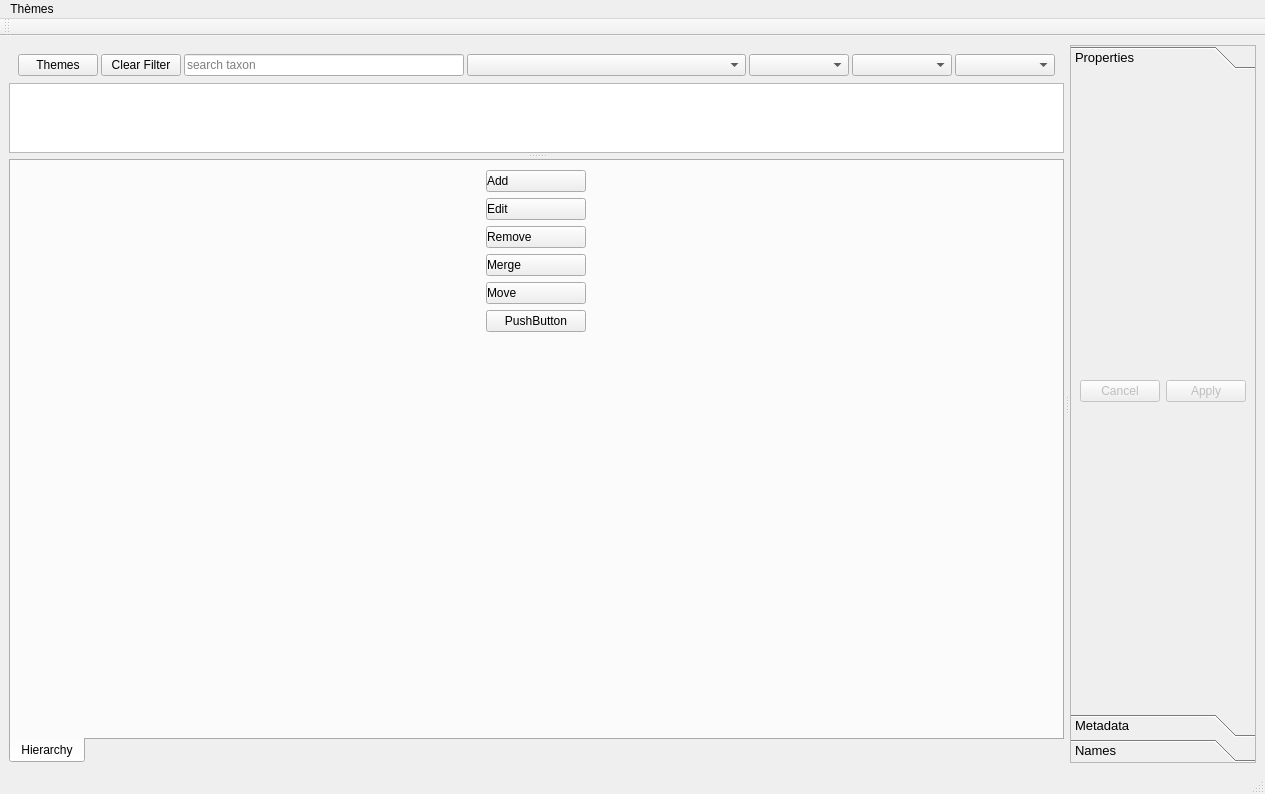
First picture: the form in ui/taxanames.ui, repository PhilippeBko/taxa_occ, before the edit.
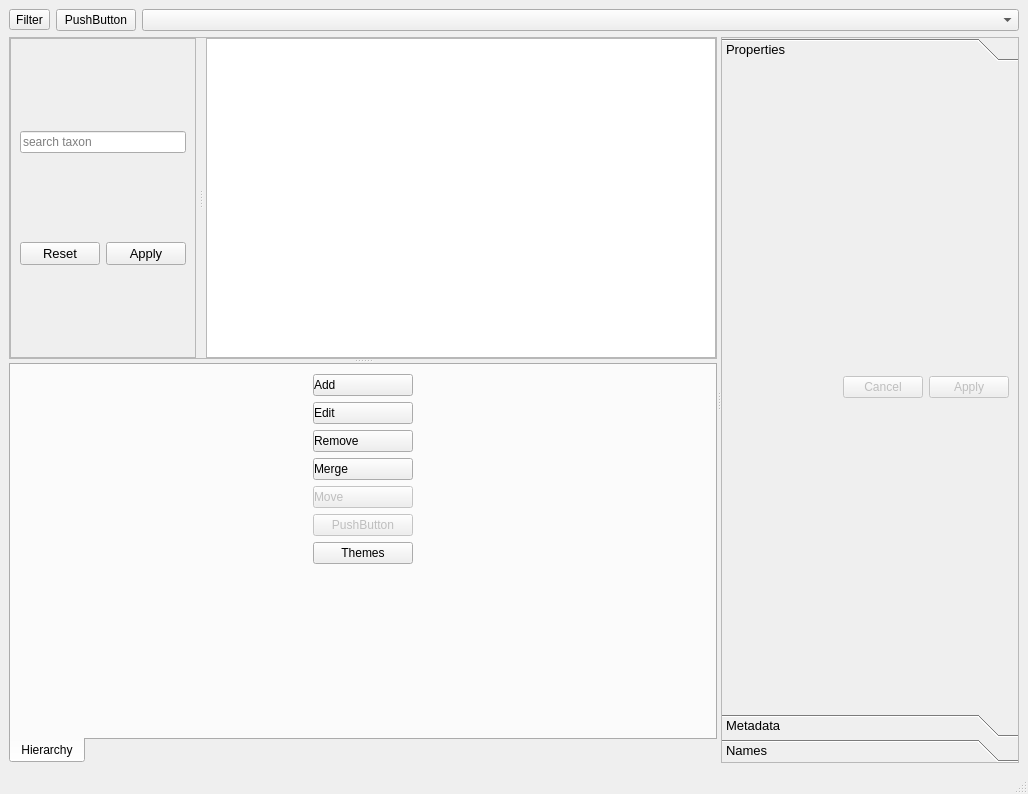
Second picture: the form after the edit. Icons and pictures are not drawn.

Commit message: Redesign taxaname

Diff of the .ui file:
```diff
--- a/ui/taxanames.ui
+++ b/ui/taxanames.ui
@@ -6,7 +6,7 @@
    <rect>
     <x>0</x>
     <y>0</y>
-    <width>1265</width>
+    <width>1028</width>
     <height>794</height>
    </rect>
   </property>
@@ -43,133 +43,26 @@
     </size>
    </property>
    <layout class="QGridLayout" name="gridLayout">
-    <item row="1" column="0">
-     <widget class="QSplitter" name="splitter_2">
-      <property name="sizePolicy">
-       <sizepolicy hsizetype="Expanding" vsizetype="Preferred">
-        <horstretch>0</horstretch>
-        <verstretch>0</verstretch>
-       </sizepolicy>
-      </property>
-      <property name="orientation">
-       <enum>Qt::Horizontal</enum>
-      </property>
-      <property name="handleWidth">
-       <number>6</number>
-      </property>
-      <widget class="QSplitter" name="splitter">
-       <property name="sizePolicy">
-        <sizepolicy hsizetype="Preferred" vsizetype="Expanding">
-         <horstretch>1</horstretch>
-         <verstretch>0</verstretch>
-        </sizepolicy>
-       </property>
-       <property name="orientation">
-        <enum>Qt::Vertical</enum>
-       </property>
-       <property name="handleWidth">
-        <number>6</number>
-       </property>
-       <widget class="QWidget" name="horizontalLayoutWidget">
-        <layout class="QVBoxLayout" name="verticalLayout">
+    <item row="0" column="0">
+     <layout class="QHBoxLayout" name="horizontalLayout">
          <item>
-          <widget class="QFrame" name="frame">
-           <property name="sizePolicy">
-            <sizepolicy hsizetype="Preferred" vsizetype="Fixed">
-             <horstretch>0</horstretch>
-             <verstretch>0</verstretch>
-            </sizepolicy>
-           </property>
-           <layout class="QGridLayout" name="gridLayout_3" columnstretch="0,0,0,0,0,0,0">
-            <property name="sizeConstraint">
-             <enum>QLayout::SetMinimumSize</enum>
-            </property>
-            <property name="bottomMargin">
-             <number>1</number>
-            </property>
-            <property name="spacing">
-             <number>3</number>
-            </property>
-            <item row="0" column="5">
-             <widget class="QComboBox" name="combo_status">
-              <property name="sizePolicy">
-               <sizepolicy hsizetype="Preferred" vsizetype="Fixed">
-                <horstretch>0</horstretch>
-                <verstretch>0</verstretch>
-               </sizepolicy>
-              </property>
-              <property name="minimumSize">
-               <size>
-                <width>100</width>
-                <height>0</height>
-               </size>
-              </property>
-             </widget>
-            </item>
-            <item row="0" column="6">
-             <widget class="QComboBox" name="combo_habit">
-              <property name="sizePolicy">
-               <sizepolicy hsizetype="Preferred" vsizetype="Fixed">
-                <horstretch>0</horstretch>
-                <verstretch>0</verstretch>
-               </sizepolicy>
-              </property>
-              <property name="minimumSize">
-               <size>
-                <width>100</width>
-                <height>0</height>
-               </size>
-              </property>
-             </widget>
-            </item>
-            <item row="0" column="1">
-             <widget class="QPushButton" name="button_clean">
-              <property name="sizePolicy">
-               <sizepolicy hsizetype="Minimum" vsizetype="Fixed">
-                <horstretch>0</horstretch>
-                <verstretch>0</verstretch>
-               </sizepolicy>
-              </property>
-              <property name="maximumSize">
-               <size>
-                <width>16777215</width>
-                <height>16777215</height>
-               </size>
-              </property>
-              <property name="focusPolicy">
-               <enum>Qt::StrongFocus</enum>
-              </property>
-              <property name="autoFillBackground">
-               <bool>false</bool>
-              </property>
+       <widget class="QToolButton" name="toolButton">
               <property name="text">
-               <string>Clear Filter</string>
+         <string>Filter</string>
               </property>
               <property name="checkable">
-               <bool>false</bool>
-              </property>
-              <property name="checked">
-               <bool>false</bool>
-              </property>
-             </widget>
-            </item>
-            <item row="0" column="4">
-             <widget class="QComboBox" name="combo_rank">
-              <property name="sizePolicy">
-               <sizepolicy hsizetype="Preferred" vsizetype="Fixed">
-                <horstretch>0</horstretch>
-                <verstretch>0</verstretch>
-               </sizepolicy>
-              </property>
-              <property name="minimumSize">
-               <size>
-                <width>100</width>
-                <height>0</height>
-               </size>
-              </property>
-             </widget>
-            </item>
-            <item row="0" column="3">
+         <bool>true</bool>
+        </property>
+       </widget>
+      </item>
+      <item>
+       <widget class="QPushButton" name="group_button">
+        <property name="text">
+         <string>PushButton</string>
+        </property>
+       </widget>
+      </item>
+      <item>
              <widget class="QComboBox" name="combo_taxa">
               <property name="sizePolicy">
                <sizepolicy hsizetype="Expanding" vsizetype="Fixed">
@@ -194,144 +87,112 @@
               </property>
              </widget>
             </item>
-            <item row="0" column="2">
-             <widget class="QLineEdit" name="lineEdit_search">
+     </layout>
+    </item>
+    <item row="2" column="0">
+     <widget class="QSplitter" name="splitter_3">
+      <property name="orientation">
+       <enum>Qt::Horizontal</enum>
+      </property>
+      <widget class="QSplitter" name="splitter_2">
+       <property name="orientation">
+        <enum>Qt::Vertical</enum>
+       </property>
+       <widget class="QSplitter" name="splitter">
               <property name="sizePolicy">
-               <sizepolicy hsizetype="Expanding" vsizetype="Fixed">
-                <horstretch>0</horstretch>
+         <sizepolicy hsizetype="Preferred" vsizetype="Preferred">
+          <horstretch>1</horstretch>
                 <verstretch>0</verstretch>
                </sizepolicy>
+        </property>
+        <property name="frameShape">
+         <enum>QFrame::StyledPanel</enum>
+        </property>
+        <property name="orientation">
+         <enum>Qt::Horizontal</enum>
+        </property>
+        <property name="opaqueResize">
+         <bool>true</bool>
+        </property>
+        <property name="handleWidth">
+         <number>10</number>
+        </property>
+        <widget class="QFrame" name="frame_filter">
+         <property name="frameShape">
+          <enum>QFrame::StyledPanel</enum>
+         </property>
+         <property name="frameShadow">
+          <enum>QFrame::Raised</enum>
+         </property>
+         <layout class="QVBoxLayout" name="verticalLayout">
+          <item>
+           <widget class="QLineEdit" name="lineEdit_searchtaxon">
+            <property name="maximumSize">
+             <size>
+              <width>270</width>
+              <height>16777215</height>
+             </size>
               </property>
               <property name="placeholderText">
                <string>search taxon</string>
               </property>
              </widget>
             </item>
-            <item row="0" column="0">
-             <widget class="QPushButton" name="themes_button">
-              <property name="maximumSize">
-               <size>
-                <width>100</width>
-                <height>16777215</height>
-               </size>
-              </property>
-              <property name="text">
-               <string>Themes</string>
-              </property>
-             </widget>
-            </item>
-           </layout>
-          </widget>
-         </item>
          <item>
-          <widget class="QTableView" name="main_tableView">
-           <property name="enabled">
-            <bool>true</bool>
-           </property>
-           <property name="sizePolicy">
-            <sizepolicy hsizetype="Expanding" vsizetype="Expanding">
-             <horstretch>0</horstretch>
-             <verstretch>0</verstretch>
-            </sizepolicy>
-           </property>
-           <property name="minimumSize">
-            <size>
-             <width>400</width>
-             <height>0</height>
-            </size>
-           </property>
-           <property name="maximumSize">
-            <size>
-             <width>16777215</width>
-             <height>16777215</height>
-            </size>
-           </property>
-           <property name="baseSize">
-            <size>
-             <width>0</width>
-             <height>0</height>
-            </size>
-           </property>
+           <widget class="QDialogButtonBox" name="buttonBox_filter">
            <property name="font">
             <font>
              <pointsize>10</pointsize>
             </font>
            </property>
-           <property name="tabletTracking">
+            <property name="orientation">
+             <enum>Qt::Horizontal</enum>
+            </property>
+            <property name="standardButtons">
+             <set>QDialogButtonBox::Apply|QDialogButtonBox::Reset</set>
+            </property>
+            <property name="centerButtons">
             <bool>false</bool>
            </property>
-           <property name="styleSheet">
-            <string notr="true"/>
-           </property>
-           <property name="frameShape">
-            <enum>QFrame::StyledPanel</enum>
-           </property>
-           <property name="frameShadow">
-            <enum>QFrame::Plain</enum>
-           </property>
-           <property name="lineWidth">
-            <number>5</number>
-           </property>
-           <property name="sizeAdjustPolicy">
-            <enum>QAbstractScrollArea::AdjustToContents</enum>
+           </widget>
+          </item>
+         </layout>
+        </widget>
+        <widget class="QTreeView" name="main_tableView">
+         <property name="sizePolicy">
+          <sizepolicy hsizetype="Expanding" vsizetype="Expanding">
+           <horstretch>1</horstretch>
+           <verstretch>0</verstretch>
+          </sizepolicy>
+         </property>
+         <property name="minimumSize">
+          <size>
+           <width>300</width>
+           <height>300</height>
+          </size>
            </property>
            <property name="editTriggers">
             <set>QAbstractItemView::NoEditTriggers</set>
            </property>
-           <property name="alternatingRowColors">
-            <bool>false</bool>
-           </property>
-           <property name="selectionMode">
-            <enum>QAbstractItemView::SingleSelection</enum>
-           </property>
-           <property name="selectionBehavior">
-            <enum>QAbstractItemView::SelectRows</enum>
-           </property>
-           <property name="showGrid">
-            <bool>false</bool>
-           </property>
-           <property name="gridStyle">
-            <enum>Qt::NoPen</enum>
-           </property>
            <property name="sortingEnabled">
             <bool>true</bool>
            </property>
-           <property name="wordWrap">
+         <property name="animated">
             <bool>false</bool>
            </property>
-           <property name="cornerButtonEnabled">
-            <bool>true</bool>
-           </property>
-           <attribute name="horizontalHeaderVisible">
-            <bool>true</bool>
-           </attribute>
-           <attribute name="horizontalHeaderHighlightSections">
-            <bool>false</bool>
-           </attribute>
-           <attribute name="horizontalHeaderStretchLastSection">
-            <bool>true</bool>
-           </attribute>
-           <attribute name="verticalHeaderVisible">
-            <bool>false</bool>
-           </attribute>
-           <attribute name="verticalHeaderDefaultSectionSize">
-            <number>23</number>
-           </attribute>
-          </widget>
-         </item>
-        </layout>
+        </widget>
        </widget>
        <widget class="QTabWidget" name="tab_data">
         <property name="sizePolicy">
-         <sizepolicy hsizetype="Expanding" vsizetype="Expanding">
-          <horstretch>0</horstretch>
-          <verstretch>2</verstretch>
+         <sizepolicy hsizetype="Preferred" vsizetype="Preferred">
+          <horstretch>2</horstretch>
+          <verstretch>0</verstretch>
          </sizepolicy>
         </property>
         <property name="minimumSize">
          <size>
           <width>0</width>
-          <height>250</height>
+          <height>200</height>
          </size>
         </property>
         <property name="tabPosition">
@@ -462,7 +323,7 @@
               <item>
                <widget class="QPushButton" name="pushButtonMoveChilds">
                 <property name="enabled">
-                 <bool>true</bool>
+                 <bool>false</bool>
                 </property>
                 <property name="maximumSize">
                  <size>
@@ -490,6 +351,9 @@
               </item>
               <item>
                <widget class="QPushButton" name="pushButton">
+                <property name="enabled">
+                 <bool>false</bool>
+                </property>
                 <property name="maximumSize">
                  <size>
                   <width>100</width>
@@ -501,6 +365,19 @@
                 </property>
                </widget>
               </item>
+              <item>
+               <widget class="QPushButton" name="themes_button">
+                <property name="maximumSize">
+                 <size>
+                  <width>100</width>
+                  <height>16777215</height>
+                 </size>
+                </property>
+                <property name="text">
+                 <string>Themes</string>
+                </property>
+               </widget>
+              </item>
               <item>
                <spacer name="verticalSpacer_3">
                 <property name="orientation">
@@ -512,7 +389,7 @@
                 <property name="sizeHint" stdset="0">
                  <size>
                   <width>20</width>
-                  <height>40</height>
+                  <height>0</height>
                  </size>
                 </property>
                </spacer>
@@ -551,8 +428,8 @@
          <rect>
           <x>0</x>
           <y>0</y>
-          <width>185</width>
-          <height>628</height>
+          <width>287</width>
+          <height>421</height>
          </rect>
         </property>
         <attribute name="label">
@@ -720,7 +597,7 @@
     <rect>
      <x>0</x>
      <y>0</y>
-     <width>1265</width>
+     <width>1028</width>
      <height>24</height>
     </rect>
    </property>
@@ -730,17 +607,6 @@
      <verstretch>0</verstretch>
     </sizepolicy>
    </property>
-   <widget class="QMenu" name="menuMenu">
-    <property name="title">
-     <string>Thèmes</string>
-    </property>
-    <addaction name="actionAdaptic"/>
-    <addaction name="actionCombinear"/>
-    <addaction name="actionDiffnes"/>
-    <addaction name="actionLightstyle"/>
-    <addaction name="actionObit"/>
-   </widget>
-   <addaction name="menuMenu"/>
   </widget>
   <widget class="QStatusBar" name="statusbar">
    <property name="sizePolicy">
@@ -750,17 +616,6 @@
     </sizepolicy>
    </property>
   </widget>
-  <widget class="QToolBar" name="toolBar">
-   <property name="windowTitle">
-    <string>toolBar</string>
-   </property>
-   <attribute name="toolBarArea">
-    <enum>TopToolBarArea</enum>
-   </attribute>
-   <attribute name="toolBarBreak">
-    <bool>false</bool>
-   </attribute>
-  </widget>
   <action name="actionNouveau">
    <property name="text">
     <string>Nouveau</string>
```
Left out of the diff: 6 changed lines with no effect on the pictures. Lines whose indentation alone changed are shown as unchanged. The commit also changes 7 other files.
